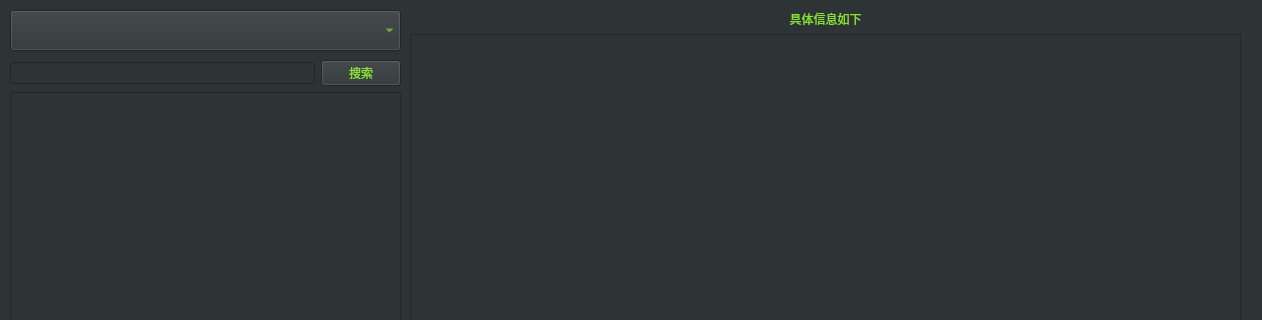
SongleMark/QTElectronicNotes, file ElectronicNotes/query.ui: the form before one commit; both pictures show x 0 to 1262 and y 0 to 320 of the 1262 by 716 pixel window.
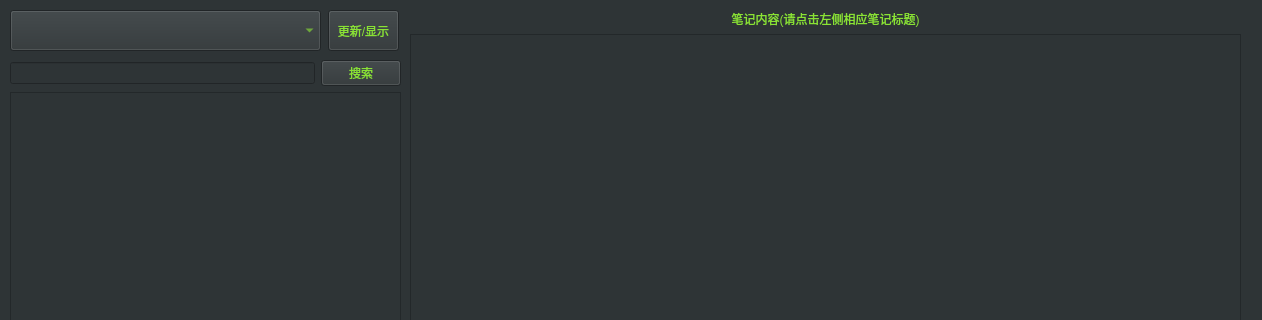
The form after the commit.

Commit message: 1.查询界面增加了更新/显示按钮 2.数据库名称修改了，注册时比对是否注册的sql语句已修改

```diff
--- a/ElectronicNotes/query.ui
+++ b/ElectronicNotes/query.ui
@@ -80,7 +80,7 @@
        <string notr="true">color: rgb(138, 226, 52);</string>
       </property>
       <property name="text">
-       <string>&lt;html&gt;&lt;head/&gt;&lt;body&gt;&lt;p align=&quot;center&quot;&gt;具体信息如下&lt;/p&gt;&lt;/body&gt;&lt;/html&gt;</string>
+       <string>&lt;html&gt;&lt;head/&gt;&lt;body&gt;&lt;p align=&quot;center&quot;&gt;笔记内容(请点击左侧相应笔记标题)&lt;/p&gt;&lt;/body&gt;&lt;/html&gt;</string>
       </property>
      </widget>
     </item>
@@ -98,7 +98,7 @@
     <rect>
      <x>10</x>
      <y>10</y>
-     <width>391</width>
+     <width>311</width>
      <height>41</height>
     </rect>
    </property>
@@ -146,6 +146,22 @@
     </item>
    </layout>
   </widget>
+  <widget class="QPushButton" name="pushButton_update">
+   <property name="geometry">
+    <rect>
+     <x>328</x>
+     <y>10</y>
+     <width>71</width>
+     <height>41</height>
+    </rect>
+   </property>
+   <property name="styleSheet">
+    <string notr="true">color: rgb(138, 226, 52);</string>
+   </property>
+   <property name="text">
+    <string>更新/显示</string>
+   </property>
+  </widget>
  </widget>
  <resources/>
  <connections/>
```
The commit also changes 4 other files.
